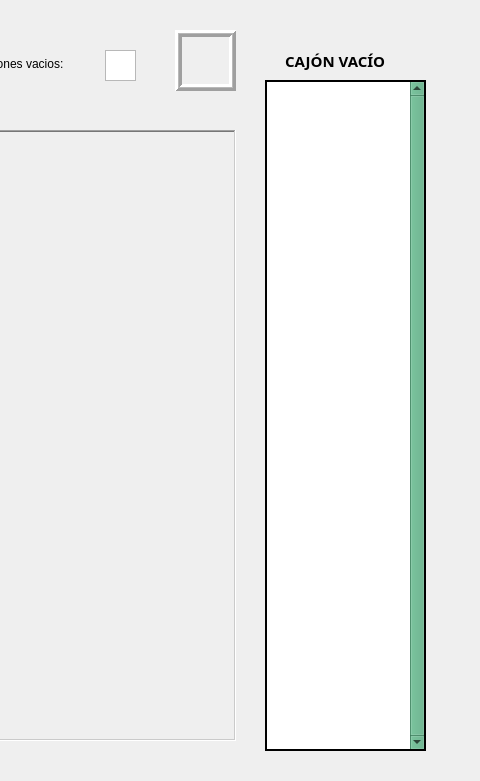
Above: interficieQT.ui from cleon30/Item_Detector before the change; both pictures show x 815 to 1295 and y 0 to 781 of the 1295 by 781 pixel window. Below: the same form after it.
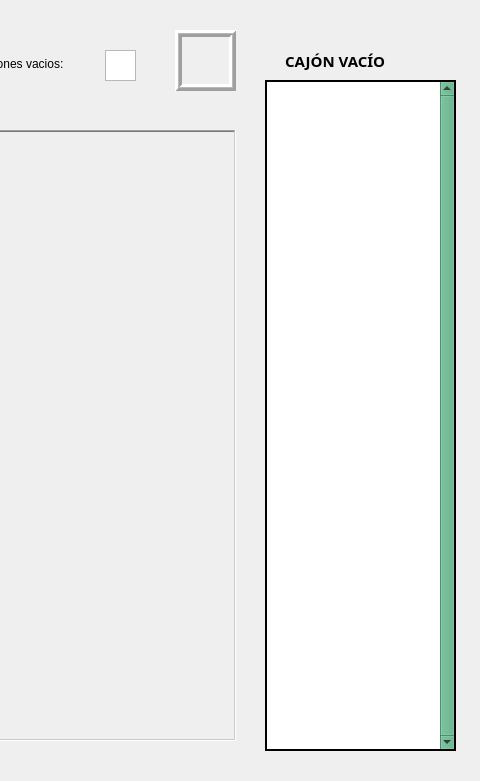
That is the form after the change. Icons and pictures are not drawn.

Commit message:
Añadido la lista products, si un producto no esta en ella no sera detectado, esto evita añadir el la lista QR que no sean de comida
tambien he hecho un mini cambio en la interficie para que quepan los nombres de todos los productos, QRcomida ahora tiene mas productos

```diff
--- a/interficieQT.ui
+++ b/interficieQT.ui
@@ -201,7 +201,7 @@
     <rect>
      <x>1080</x>
      <y>80</y>
-     <width>161</width>
+     <width>191</width>
      <height>671</height>
     </rect>
    </property>
```
The commit also changes 2 other files.
